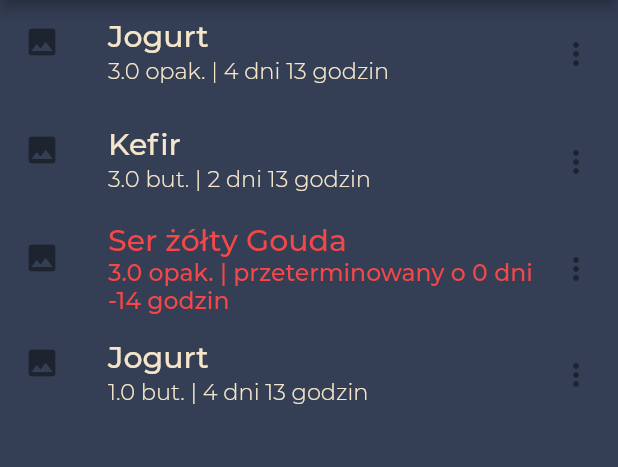
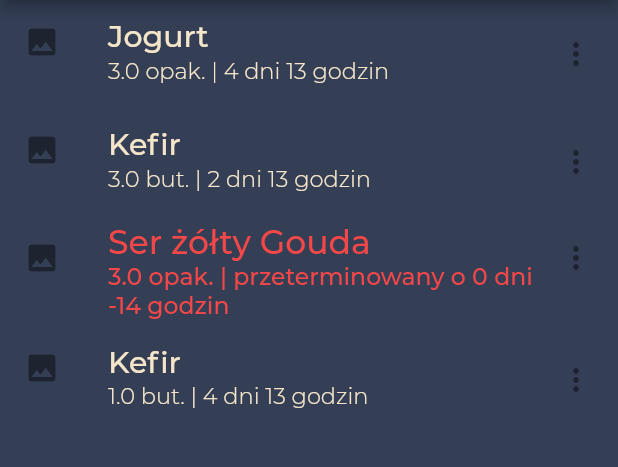
Before and after one commit to dawid-niedzwiecki/flutter_test, a Flutter app: the StoragePage screen opened by its route, on a phone screen of 412 x 824 dp, the part 84-551 px from its top. Run offline on Flutter 3.47's test engine with Material 2 defaults, Android fonts, the phone set to English and light mode, and no system bars; project files that could hold a hidden picture were left out.

Commit message:
storage list

```diff
--- a/lib/modules/products.dart
+++ b/lib/modules/products.dart
@@ -30,12 +30,13 @@
 
   ListTile generateListTile() {
     return new ListTile(
-      title: Utils.generateText(name,
-          color: (_expirationDate.difference(DateTime.now()).inHours >= 0
-              ? Utils.textColor
-              : Utils.secondaryColor),
-          fontWeight: FontWeight.w500,
-          fontSize: 20),
+      title: (_expirationDate.difference(DateTime.now()).inHours >= 0
+          ? Utils.generateText(name,
+              color: Utils.textColor, fontWeight: FontWeight.w500, fontSize: 20)
+          : Utils.generateText(name,
+              color: Utils.secondaryColor,
+              fontWeight: FontWeight.w500,
+              fontSize: 22)),
       subtitle: generateExpirationTimeText(),
       leading: new Icon(Icons.image),
       trailing: new Icon(Icons.more_vert),
@@ -48,7 +49,7 @@
     new Product('Jogurt', 3, 'opak.', new DateTime(2021, 6, 25)),
     new Product('Kefir', 3, 'but.', new DateTime(2021, 6, 23)),
     new Product('Ser żółty Gouda', 3, 'opak.', new DateTime(2021, 6, 20)),
-    new Product('Jogurt', 1, 'but.', new DateTime(2021, 6, 25)),
+    new Product('Kefir', 1, 'but.', new DateTime(2021, 6, 25)),
   ];
   static List<ListTile> generateList() {
     List<ListTile> list = [];
```
